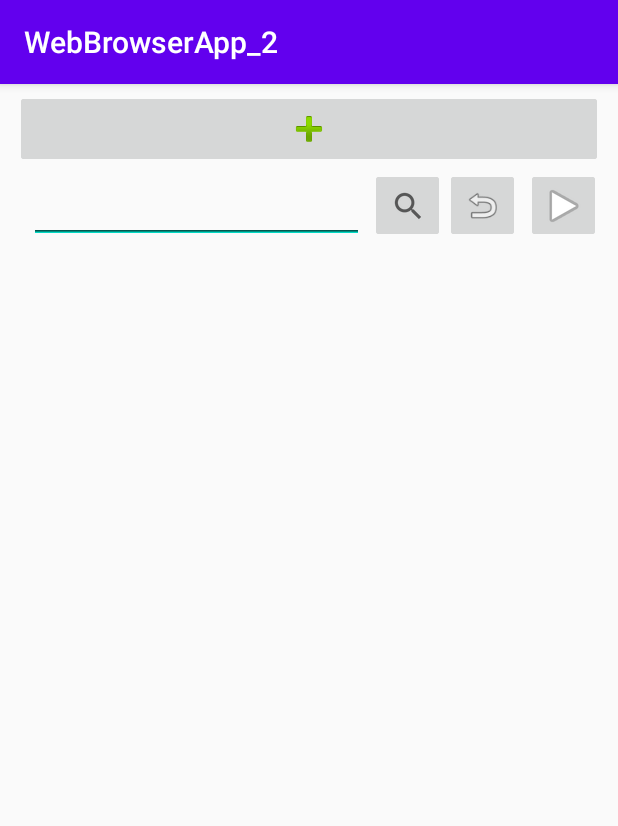
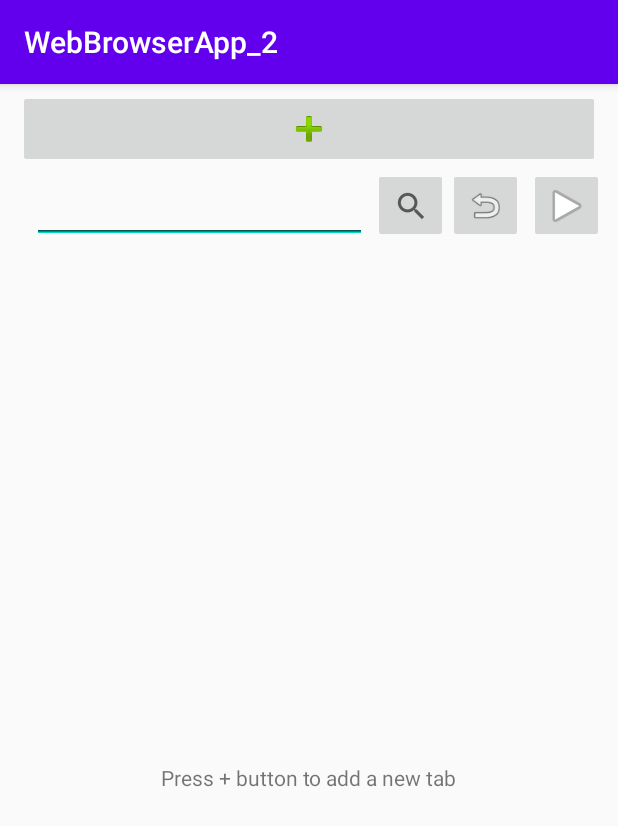
Before and after one commit to ShigureChen/Assignment08_WebBrowserApp2, an Android app: the screen it shows after launch (BrowserActivity), on a phone screen of 412 x 824 dp. Shown: the top 826 px of the screen. Run offline under Robolectric (Android 15) with nearby library versions, the phone set to English and light mode, and no system bars.

Commit message:
add "add new tab" message

```diff
--- a/app/src/main/AndroidManifest.xml
+++ b/app/src/main/AndroidManifest.xml
@@ -12,7 +12,8 @@
         android:theme="@style/AppTheme">
         <activity android:name=".BrowserActivity">
             <intent-filter>
-                <action android:name="android.intent.action.MAIN" />
+                <action android:name="android.intent.action.MAIN"
+                    android:configChanges="orientation|keyboardHidden"/>
 
                 <category android:name="android.intent.category.LAUNCHER" />
             </intent-filter>
--- a/app/src/main/java/edu/temple/webbrowserapp_2/BrowserActivity.java
+++ b/app/src/main/java/edu/temple/webbrowserapp_2/BrowserActivity.java
@@ -4,46 +4,100 @@ import androidx.appcompat.app.AppCompatActivity;
 import androidx.fragment.app.FragmentManager;
 import androidx.fragment.app.FragmentTransaction;
 
+import android.content.res.Configuration;
 import android.os.Bundle;
+import android.widget.TextView;
 
 public class BrowserActivity extends AppCompatActivity implements ViewPagerFragment.ViewPagerFragmentListener, PageControlFragment.PageControlFragmentListener, BrowserControlFragment.BrowserControlFragmentListener, WebViewFragment.WebViewFragmentListener {
 
     PageControlFragment pcf;
     ViewPagerFragment vpf;
     BrowserControlFragment bcf;
-    WebViewFragment wbf;
+    PageListFragment plf;
+    TextView textView;
     FragmentManager fm;
     FragmentTransaction ft;
-    String pageTitle;
 
     @Override
     protected void onCreate(Bundle savedInstanceState) {
         super.onCreate(savedInstanceState);
         setContentView(R.layout.activity_main);
+        int orientation = getResources().getConfiguration().orientation;
 
-        if(pageTitle != null)
-        {
-            this.setTitle(pageTitle);
-        }
-
+        textView = findViewById(R.id.textView);
+        textView.setText("Press + button to add a new tab");
+        textView.setTextSize(14);
         pcf = new PageControlFragment();
         vpf = new ViewPagerFragment();
         bcf = new BrowserControlFragment();
+        plf = new PageListFragment();
 
-        fm = getSupportFragmentManager();
-        ft = fm.beginTransaction();
-        ft.add(R.id.container_view_pager, vpf)
-        .add(R.id.container_browser_control, bcf)
-        .add(R.id.container_page_control, pcf)
-                .commit();
+        if(orientation == Configuration.ORIENTATION_PORTRAIT)
+        {
+            fm = getSupportFragmentManager();
+            ft = fm.beginTransaction();
+            ft.replace(R.id.container_view_pager, vpf)
+                    .replace(R.id.container_browser_control, bcf)
+                    .replace(R.id.container_page_control, pcf)
+                    .commit();
+        }
+
+        else if(orientation == Configuration.ORIENTATION_LANDSCAPE)
+        {
+            fm = getSupportFragmentManager();
+            ft = fm.beginTransaction();
+            ft.replace(R.id.container_view_pager, vpf)
+                    .replace(R.id.container_browser_control, bcf)
+                    .replace(R.id.container_page_control, pcf)
+                    .replace(R.id.container_page_list, plf)
+                    .commit();
+        }
+
     }
 
+    @Override
+    public void onSaveInstanceState(Bundle savedInstanceState) {
+        super.onSaveInstanceState(savedInstanceState);
 
+        ft.addToBackStack("ViewPagerFragment");
 
+    }
+
+    @Override
+    public void onRestoreInstanceState(Bundle savedInstanceState) {
+        super.onRestoreInstanceState(savedInstanceState);
+
+    }
+
+    @Override
+    public void onConfigurationChanged(Configuration newConfig) {
+        super.onConfigurationChanged(newConfig);
+
+        if (newConfig.orientation == Configuration.ORIENTATION_LANDSCAPE)
+        {
+            fm = getSupportFragmentManager();
+            ft = fm.beginTransaction();
+            ft.add(R.id.container_view_pager, vpf)
+                    .add(R.id.container_browser_control, bcf)
+                    .add(R.id.container_page_control, pcf)
+                    .add(R.id.container_page_list, plf)
+                    .commit();
+        }
+        else if (newConfig.orientation == Configuration.ORIENTATION_PORTRAIT)
+        {
+            fm = getSupportFragmentManager();
+            ft = fm.beginTransaction();
+            ft.add(R.id.container_view_pager, vpf)
+                    .add(R.id.container_browser_control, bcf)
+                    .add(R.id.container_page_control, pcf)
+                    .commit();
+        }
+    }
 
     @Override
     public void addPage() {
         vpf.addNewTab();
+        this.textView.setText("");
     }
 
     //WebView to PageControl
--- a/app/src/main/res/layout/activity_main.xml
+++ b/app/src/main/res/layout/activity_main.xml
@@ -10,8 +10,10 @@
     <fragment
         android:id="@+id/container_page_control"
         android:name="edu.temple.webbrowserapp_2.PageControlFragment"
-        android:layout_width="389dp"
+        android:layout_width="386dp"
         android:layout_height="52dp"
+        android:layout_marginStart="2dp"
+        android:layout_marginEnd="2dp"
         android:layout_marginBottom="1dp"
         app:layout_constraintBottom_toTopOf="@+id/container_view_pager"
         app:layout_constraintEnd_toEndOf="parent"
@@ -33,7 +35,7 @@
     <fragment
         android:id="@+id/container_browser_control"
         android:name="edu.temple.webbrowserapp_2.BrowserControlFragment"
-        android:layout_width="392dp"
+        android:layout_width="388dp"
         android:layout_height="52dp"
         android:layout_marginTop="4dp"
         app:layout_constraintBottom_toTopOf="@+id/container_page_control"
@@ -42,4 +44,16 @@
         app:layout_constraintTop_toTopOf="parent"
         tools:layout="@layout/fragment_browser_control" />
 
+    <TextView
+        android:id="@+id/textView"
+        android:layout_width="197dp"
+        android:layout_height="19dp"
+        android:layout_marginStart="100dp"
+        android:layout_marginEnd="100dp"
+        android:layout_marginBottom="296dp"
+        android:text="TextView"
+        app:layout_constraintBottom_toBottomOf="parent"
+        app:layout_constraintEnd_toEndOf="parent"
+        app:layout_constraintStart_toStartOf="parent" />
+
 </androidx.constraintlayout.widget.ConstraintLayout>
```
